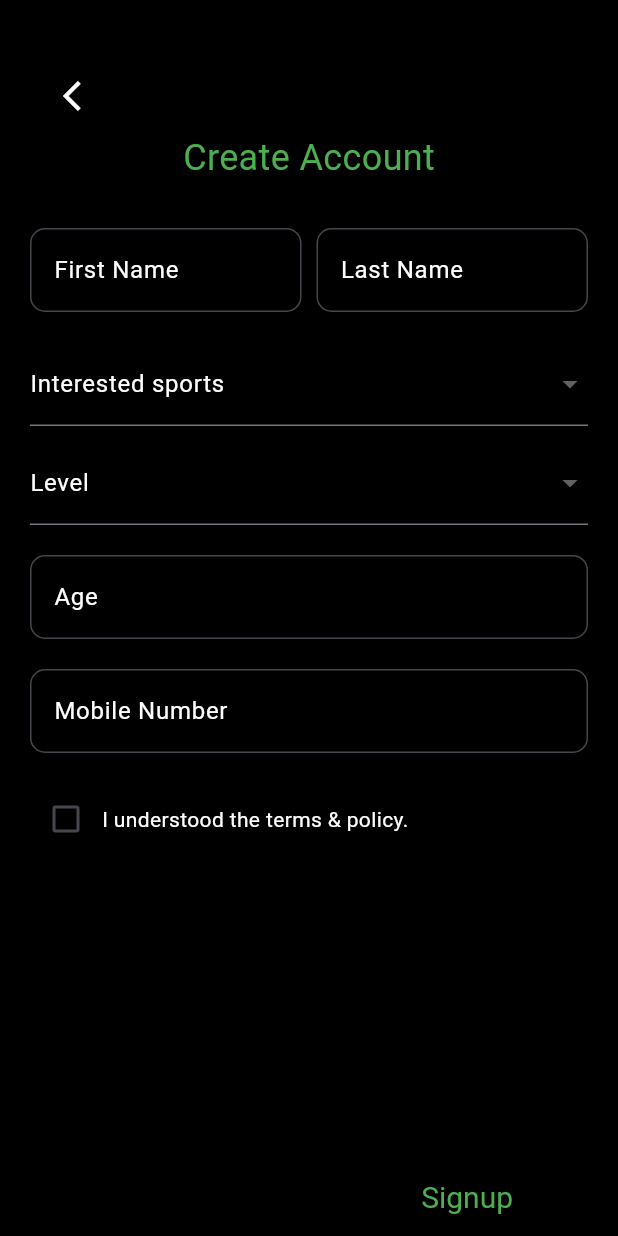
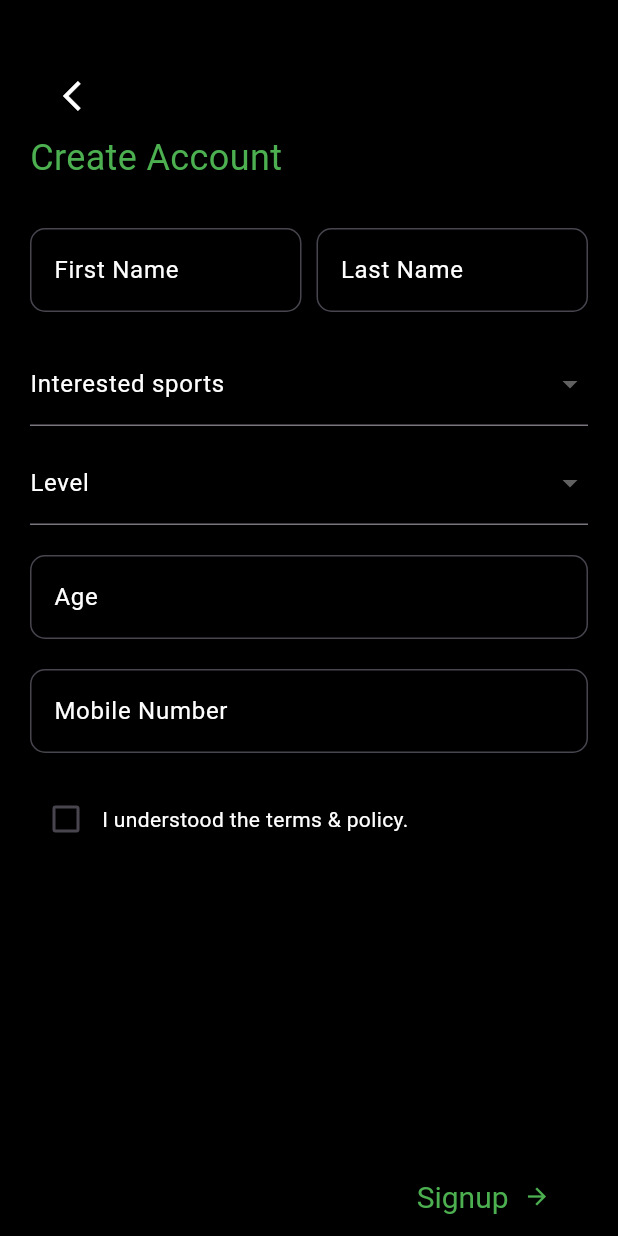
Before and after one commit to Vidhyadhar11/sporty, a Flutter app: the RegisterScreen screen opened directly, on a phone screen of 412 x 824 dp. Run offline on Flutter 3.47's test engine with Material 3 defaults, Android fonts, the phone set to English and light mode, and no system bars; our stand-ins replace get, table_calendar.

Commit message:
Please enter the commit message for your changes. Lines starting with '#' will be ignored, and an empty message aborts the commit.
On branch sporty-h
Your branch is up to date with 'origin/sporty-h'.

Changes to be committed:
	new file:   assets/Badminton-bro.png
	deleted:    assets/Badminton.gif
	new file:   assets/Beach volleyball-bro.png
	deleted:    assets/Beach volleyball.gif
	new file:   assets/Cricket-pana.png
	deleted:    assets/Cricket.gif
	new file:   assets/Golf-bro.png
	deleted:    assets/Golf.gif
	new file:   assets/Grand slam-bro.png
	deleted:    assets/Grand slam.gif
	new file:   assets/Soccer-bro.png
	deleted:    assets/Soccer.gif
	new file:   assets/Tennis-bro.png
	new file:   assets/basketball player-bro.png
	new file:   assets/paralympic swimming-pana.png
	deleted:    assets/paralympic swimming.gif
	modified:   lib/login/ca.dart
	modified:   lib/login/onboarding.dart

```diff
--- a/lib/login/ca.dart
+++ b/lib/login/ca.dart
@@ -2,8 +2,6 @@ import 'package:flutter/material.dart';
 import 'package:flutter/services.dart';
 import 'package:sporty/login/otp.dart';
 import 'package:sporty/uicomponents/elements.dart';
-
-
 import 'package:get/get.dart';
 
 class RegisterScreen extends StatefulWidget {
@@ -48,7 +46,10 @@ class _RegisterScreenState extends State<RegisterScreen> {
         child: Column(
           mainAxisAlignment: MainAxisAlignment.spaceBetween,
           children: [
-            Column(
+            Flexible(
+              child: SingleChildScrollView(
+                child: Column(
+                  crossAxisAlignment: CrossAxisAlignment.stretch,
                   children: [
                     Padding(
                       padding: const EdgeInsets.only(top: 40, left: 10),
@@ -82,7 +83,7 @@ class _RegisterScreenState extends State<RegisterScreen> {
                         ),
                       ],
                     ),
-                const SizedBox(height : 10),
+                    const SizedBox(height: 10),
                     DropdownButtonFormField<String>(
                       value: _selectedSport,
                       items: _sports.map((String sport) {
@@ -170,9 +171,12 @@ class _RegisterScreenState extends State<RegisterScreen> {
                       ),
                   ],
                 ),
-            Align(
-              alignment: Alignment.bottomRight,
-              child: ElevatedButton(
+              ),
+            ),
+            Row(
+              mainAxisAlignment: MainAxisAlignment.end,
+              children: [
+                ElevatedButton(
                   onPressed: _termsAccepted
                       ? () {
                           // Handle sign up logic
@@ -183,14 +187,21 @@ class _RegisterScreenState extends State<RegisterScreen> {
                             _showError = true;
                           });
                         },
-                child: const Text('Signup', style: TextStyle(color: Colors.green)),
                   style: ElevatedButton.styleFrom(
+                    foregroundColor: Colors.green,
                     backgroundColor: Colors.black,
-                  foregroundColor: Colors.green,
-                  padding: const EdgeInsets.symmetric(horizontal: 50, vertical: 15),
+                    padding: const EdgeInsets.symmetric(horizontal: 25, vertical: 15),
                     textStyle: const TextStyle(fontSize: 20),
                   ),
+                  child: const Row(
+                    children: [
+                      Text('Signup', style: TextStyle(color: Colors.green)),
+                      SizedBox(width: 10),
+                      Icon(Icons.arrow_forward, color: Colors.green),
+                    ],
                   ),
+                ),
+              ],
             ),
           ],
         ),
```
Also changed, not shown: lib/login/onboarding.dart (+14 -4 lines), assets/Badminton-bro.png (added), assets/Badminton.gif (deleted), assets/Beach volleyball-bro.png (added), assets/Beach volleyball.gif (deleted), assets/Cricket-pana.png (added), assets/Cricket.gif (deleted), assets/Golf-bro.png (added), assets/Golf.gif (deleted), assets/Grand slam-bro.png (added), assets/Grand slam.gif (deleted), assets/Soccer-bro.png (added), assets/Soccer.gif (deleted), assets/Tennis-bro.png (added), 3 more files. Lines whose indentation alone changed are shown as unchanged.
